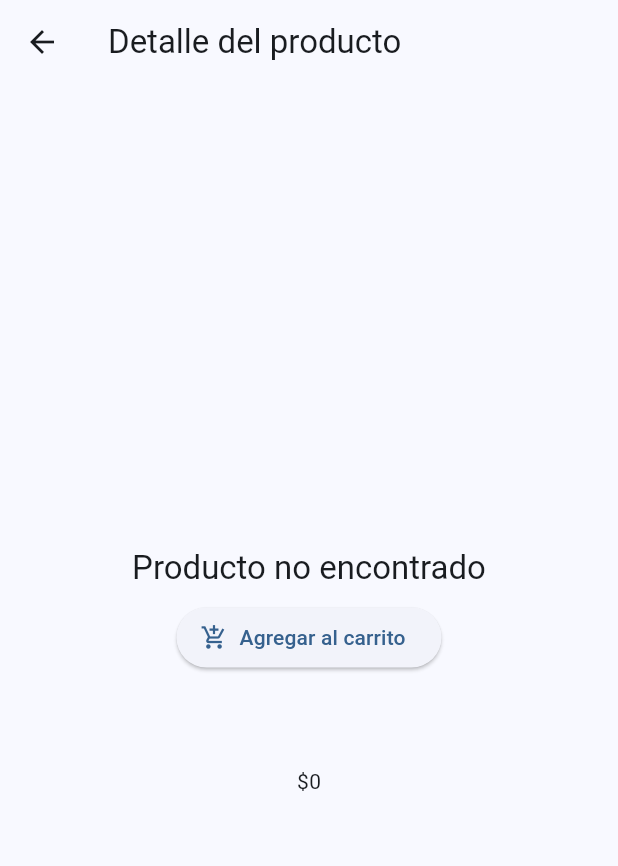
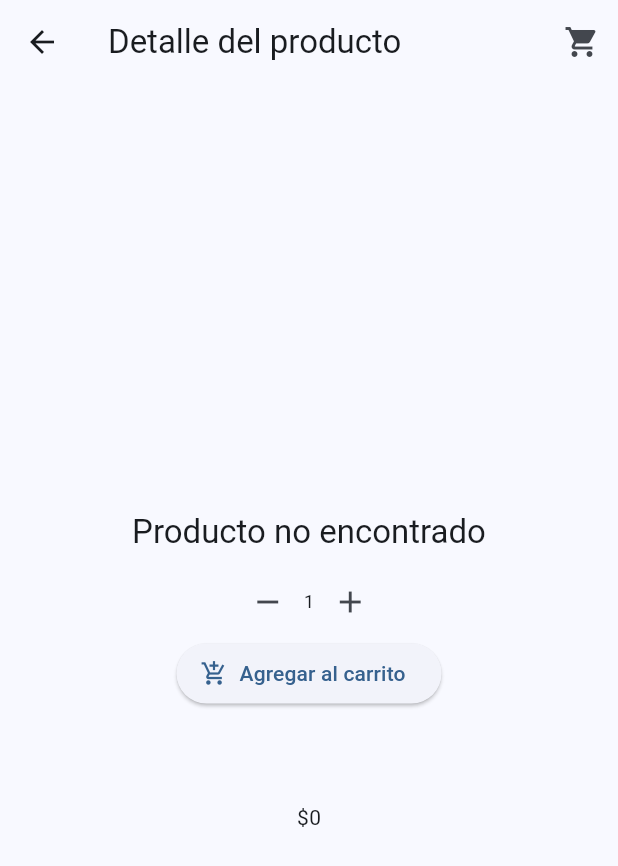
Before and after one commit to lucasaupi/reginaApp, a Flutter app: the ProductDetailScreen screen opened directly with empty values, on a phone screen of 412 x 824 dp. Shown: the top 866 px of the screen. Run offline on Flutter 3.47's test engine with Material 3 defaults, Android fonts, the phone set to English and light mode, and no system bars; our stand-ins replace cloud_firestore, firebase_auth, firebase_core, flutter_riverpod, go_router, table_calendar; accounts and stored records are empty.

Commit message:
cart_item agregado con cantidad

```diff
--- /dev/null
+++ b/lib/presentation/providers/quantity_provider.dart
@@ -0,0 +1,31 @@
+import 'package:flutter_riverpod/flutter_riverpod.dart';
+
+class QuantityNotifier extends StateNotifier<Map<String, int>> {
+  QuantityNotifier() : super({});
+
+   void increment(String productId) {
+    final current = state[productId] ?? 1;
+    state = {...state, productId: current + 1};
+  }
+  void decrement(String productId) {
+  final current = state[productId] ?? 1;
+
+  if (current > 1) {
+    state = {
+      ...state,
+      productId: current - 1,
+    };
+  }
+}
+   void reset(String productId) {
+    state = {...state, productId: 1};
+  }
+
+  int getQuantity(String productId) {
+    return state[productId] ?? 1;
+  }
+}
+final quantityProvider =
+    StateNotifierProvider<QuantityNotifier, Map<String, int>>(
+  (ref) => QuantityNotifier(),
+);
--- a/lib/presentation/screens/product_detail_screen.dart
+++ b/lib/presentation/screens/product_detail_screen.dart
@@ -1,10 +1,11 @@
-import 'dart:ui_web';
 
 import 'package:flutter/material.dart';
 import 'package:flutter_riverpod/flutter_riverpod.dart';
 import 'package:regina_app/domain/product.dart';
 import 'package:regina_app/presentation/providers/cart_provider.dart';
 import 'package:regina_app/presentation/providers/product_provider.dart';
+import 'package:regina_app/presentation/providers/quantity_provider.dart';
+import 'package:regina_app/presentation/widgets/cart_icon_button.dart';
 
 class ProductDetailScreen extends ConsumerWidget {
   final String productId;
@@ -15,7 +16,9 @@ class ProductDetailScreen extends ConsumerWidget {
   Widget build(BuildContext context, WidgetRef ref) {
     final products = ref.watch(productProvider);
     final cart = ref.watch(cartProvider);
+    final QuantityNotifier= ref.watch(quantityProvider.notifier);
     final cartNotifier = ref.read(cartProvider.notifier);
+
 
     final product = products.firstWhere(
       (p) => p.id == productId,
@@ -26,11 +29,17 @@ class ProductDetailScreen extends ConsumerWidget {
         price: 0,
       ),
     );
+    final quantity = ref.watch(quantityProvider)[product.id] ?? 1;
 
     final textStyle = Theme.of(context).textTheme;
 
     return Scaffold(
-      appBar: AppBar(title: const Text('Detalle del producto')),
+      appBar: AppBar(
+        title: const Text('Detalle del producto'),
+        actions: [
+          CartIconButton(),
+        ],
+        ),
       body: Center(
         child: Column(
           mainAxisAlignment: MainAxisAlignment.center,
@@ -44,31 +53,36 @@ class ProductDetailScreen extends ConsumerWidget {
             Text(product.name, style: textStyle.titleLarge),
             const SizedBox(height: 8),
 
-           //Para un futuro agregar la cantidad de productos
-              //    Row(
-              //     mainAxisAlignment: MainAxisAlignment.center,
-              //   children: [
-              //     IconButton(
-              //               onPressed: (){
 
-              //               },
-              //               icon: Icon(Icons.remove),
-              //             ),
-              //              Text('1',
-              //               style: TextStyle(fontSize: 12),
-              //                ),
-              //                IconButton(
-              //                 onPressed: (){
+                 Row(
+                  mainAxisAlignment: MainAxisAlignment.center,
+                children: [
+                  IconButton(
+                            onPressed: (){
+                              QuantityNotifier.decrement(product.id);
 
-              //                 },
-              //                 icon: Icon(Icons.add),
-              //                 )
-              //                  ],
-              // ),
+                            },
+                            icon: Icon(Icons.remove),
+                          ),
+                           Text('$quantity',
+                             style: TextStyle(fontSize: 12),
+                             ),
+
+
+                             IconButton(
+                              onPressed: (){
+                                QuantityNotifier.increment(product.id);
+
+                              },
+                              icon: Icon(Icons.add),
+                              )
+                               ],
+              ),
                ElevatedButton.icon(
                 onPressed: () {
 
-                  cartNotifier.addToCart(product);
+                  cartNotifier.addToCart(product, quantity: quantity);
+                  QuantityNotifier.reset(product.id);
                    ScaffoldMessenger.of(context).showSnackBar(
               SnackBar(content: Text('${product.name} agregado al carrito')),
             );
--- /dev/null
+++ b/lib/presentation/widgets/cart_icon_button.dart
@@ -0,0 +1,36 @@
+import 'package:flutter/material.dart';
+import 'package:flutter_riverpod/flutter_riverpod.dart';
+import 'package:go_router/go_router.dart';
+import 'package:regina_app/presentation/providers/cart_provider.dart';
+
+class CartIconButton extends ConsumerWidget {
+  const CartIconButton({super.key});
+
+  @override
+  Widget build(BuildContext context, WidgetRef ref) {
+    final cart = ref.watch(cartProvider);
+    final totalItems = ref.watch(cartProvider.notifier).totalItems;
+    return Stack(
+            alignment: Alignment.topRight,
+            children: [
+              IconButton(
+                icon: const Icon(Icons.shopping_cart),
+                onPressed: () => context.push('/cart'), // <-- nueva ruta
+              ),
+              if (cart.isNotEmpty)
+                Positioned(
+                  right: 6,
+                  top: 6,
+                  child: CircleAvatar(
+                    radius: 10,
+                    backgroundColor: Colors.red,
+                    child: Text(
+                      '$totalItems',
+                      style: const TextStyle(fontSize: 12, color: Colors.white),
+                    ),
+                  ),
+                ),
+            ],
+          );
+  }
+}
```
Also changed, not shown: lib/domain/cart_item.dart (added, +20 -0 lines), lib/presentation/providers/cart_provider.dart (+38 -14 lines), lib/presentation/screens/cart_screen.dart (+91 -69 lines), lib/presentation/screens/home_screen.dart (+8 -1 lines), lib/presentation/screens/product_screen.dart (+5 -24 lines).
